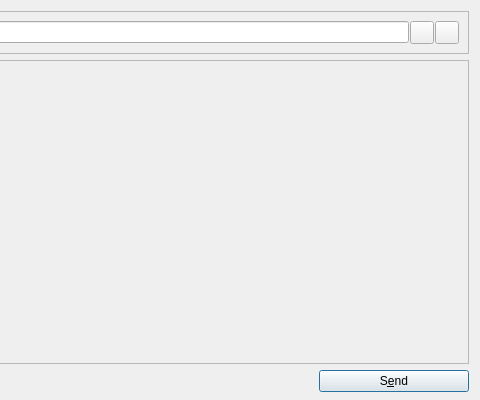
Before: the Qt Designer form src/qt/forms/sendmessagesdialog.ui in Cinnicoin/CinniCoin, drawn with Qt 5; both pictures show x 370 to 850 and y 0 to 400 of the 850 by 400 pixel window.
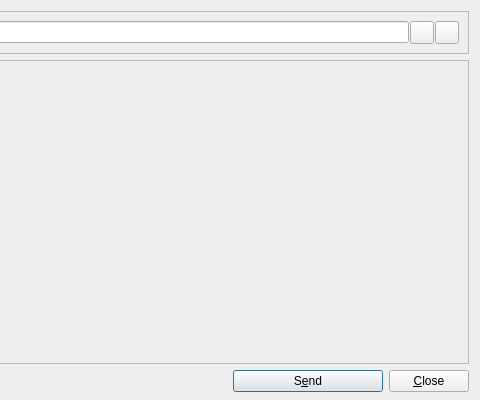
After: the same form once the commit is applied. Icons and pictures are not drawn. Custom widgets are drawn as their Qt base class.

The edit to the form file:
```diff
--- a/src/qt/forms/sendmessagesdialog.ui
+++ b/src/qt/forms/sendmessagesdialog.ui
@@ -234,6 +234,13 @@
        </property>
       </widget>
      </item>
+     <item>
+      <widget class="QPushButton" name="closeButton">
+       <property name="text">
+        <string>&amp;Close</string>
+       </property>
+      </widget>
+     </item>
     </layout>
    </item>
   </layout>
```
Left out of the diff: 7 changed lines with no effect on the pictures.
